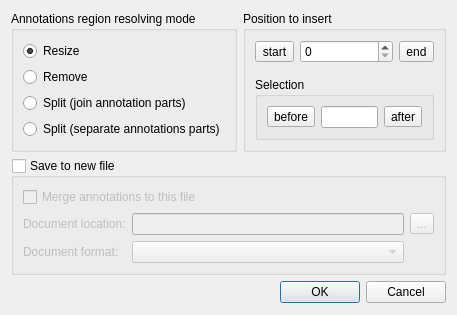
violethaze74/ugene, file src/corelibs/U2Gui/src/util/ui/EditSequenceDialog.ui: the form before one commit.
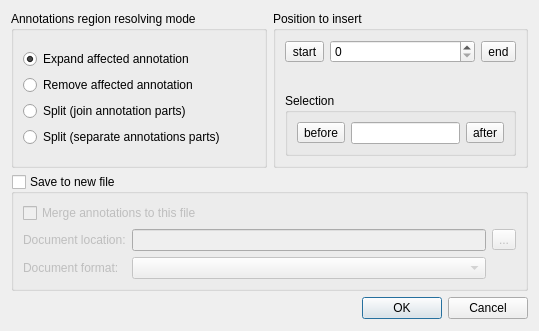
The form after the commit.

The edit to the form file:
```diff
--- a/src/corelibs/U2Gui/src/util/ui/EditSequenceDialog.ui
+++ b/src/corelibs/U2Gui/src/util/ui/EditSequenceDialog.ui
@@ -6,8 +6,8 @@
    <rect>
     <x>0</x>
     <y>0</y>
-    <width>457</width>
-    <height>315</height>
+    <width>539</width>
+    <height>331</height>
    </rect>
   </property>
   <property name="windowTitle">
@@ -27,7 +27,7 @@
           <item>
            <widget class="QRadioButton" name="resizeRB">
             <property name="text">
-             <string>Resize</string>
+             <string>Expand affected annotation</string>
             </property>
             <property name="checked">
              <bool>true</bool>
@@ -37,7 +37,7 @@
           <item>
            <widget class="QRadioButton" name="removeRB">
             <property name="text">
-             <string>Remove</string>
+             <string>Remove affected annotation</string>
             </property>
            </widget>
           </item>
```
